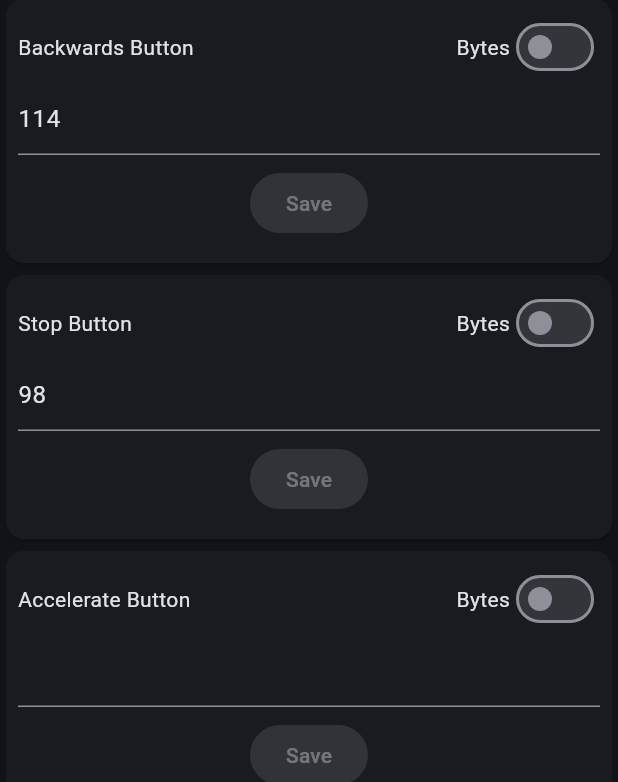
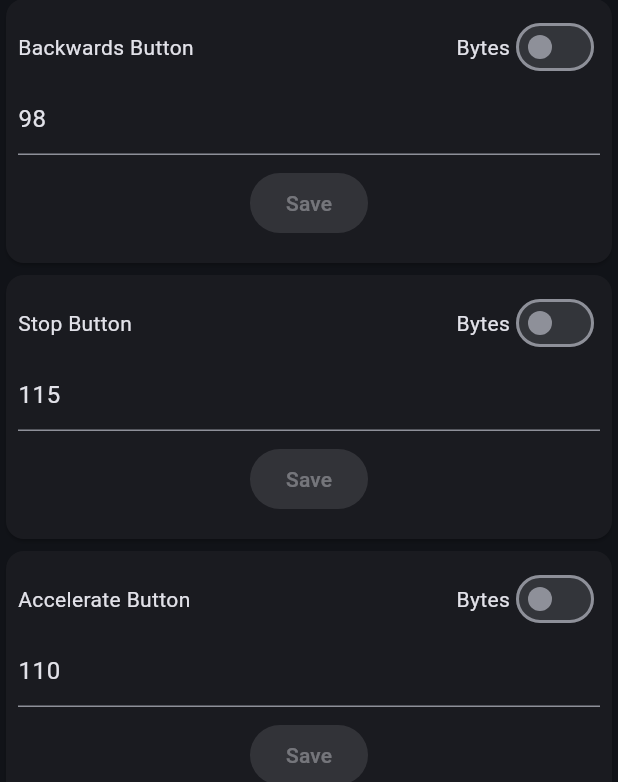
Before and after one commit to KhaledBasiony/vehigle_app, a Flutter app: the screen it shows after launch, after a tap on "User Login", after a tap on the "settings" icon, after a tap on "Edit Control Buttons Commands", on a phone screen of 412 x 824 dp. Shown: the part 367-1149 px from the top of the screen. Run offline on Flutter 3.47's test engine with Material 3 defaults, Android fonts, the phone set to English and light mode, and no system bars; our stand-ins replace flutter_riverpod, hive; missing offline and left inert: flutter_joystick, network_info_plus, wifi_info_plugin_plus; accounts and stored records are empty.

Commit message:
add initial values for db

```diff
--- a/lib/common/db.dart
+++ b/lib/common/db.dart
@@ -24,10 +24,43 @@ class Db {
       write(cForwardButton, 'f'.codeUnits);
     }
     if (read(cBackwardsButton) == null) {
-      write(cBackwardsButton, 'r'.codeUnits);
+      write(cBackwardsButton, 'b'.codeUnits);
     }
     if (read(cBrakesButton) == null) {
-      write(cBrakesButton, 'b'.codeUnits);
+      write(cBrakesButton, 's'.codeUnits);
+    }
+    if (read(cAccelerateButton) == null) {
+      write(cAccelerateButton, 'n'.codeUnits);
+    }
+    if (read(cDecelerateButton) == null) {
+      write(cDecelerateButton, 'm'.codeUnits);
+    }
+    if (read(cNavigateButton) == null) {
+      write(cNavigateButton, 'v'.codeUnits);
+    }
+    if (read(cParallelButton) == null) {
+      write(cParallelButton, 'w'.codeUnits);
+    }
+    if (read(cPerpendicularButton) == null) {
+      write(cPerpendicularButton, 'q'.codeUnits);
+    }
+    if (read(cDriveBackButton) == null) {
+      write(cDriveBackButton, 'd'.codeUnits);
+    }
+    if (read(cRecordButton) == null) {
+      write(cRecordButton, 'r'.codeUnits);
+    }
+    if (read(cReplayButton) == null) {
+      write(cReplayButton, 'a'.codeUnits);
+    }
+    if (read(steeringAngleStep) == null) {
+      write(steeringAngleStep, 5);
+    }
+    if (read(useJoystick) == null) {
+      write(useJoystick, false);
+    }
+    if (read(cExpectJson) == null) {
+      write(cExpectJson, true);
     }
   }
 
```
